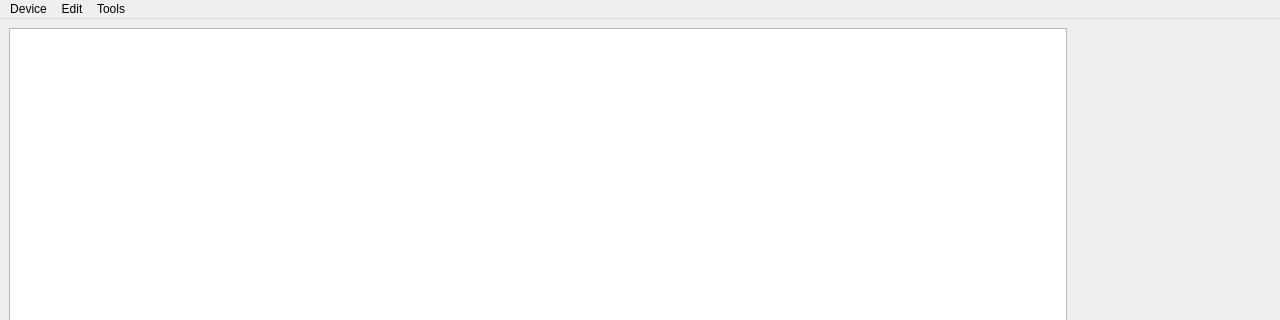
First picture: the form in ui/mainwindow/mainwindow.ui, repository NichtsHsu/usb-regulus, before the edit; both pictures show x 0 to 1280 and y 0 to 320 of the 1280 by 720 pixel window.
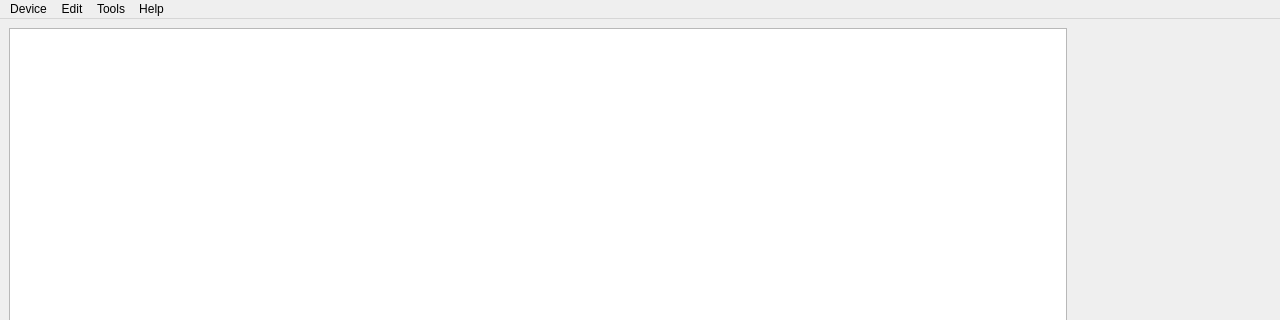
Second picture: the form after the edit. Custom widgets are drawn as their Qt base class.

Patch:
```diff
--- a/ui/mainwindow/mainwindow.ui
+++ b/ui/mainwindow/mainwindow.ui
@@ -125,9 +125,18 @@
     <addaction name="menuLanguage"/>
     <addaction name="menuTheme"/>
    </widget>
+   <widget class="QMenu" name="menuHelp">
+    <property name="title">
+     <string>Help</string>
+    </property>
+    <addaction name="actionFiledQuickReference"/>
+    <addaction name="separator"/>
+    <addaction name="actionAbout"/>
+   </widget>
    <addaction name="menuDevice"/>
    <addaction name="menuEdit"/>
    <addaction name="menuTool"/>
+   <addaction name="menuHelp"/>
   </widget>
   <widget class="QStatusBar" name="statusbar"/>
   <action name="actionExit">
```
Left out of the diff: 10 changed lines with no effect on the pictures.
